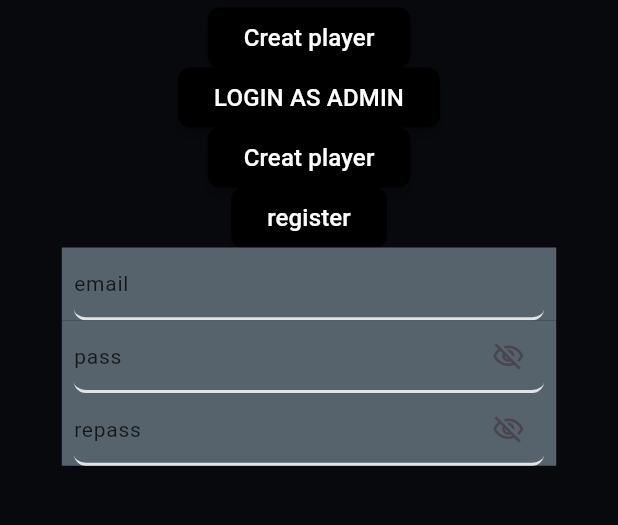
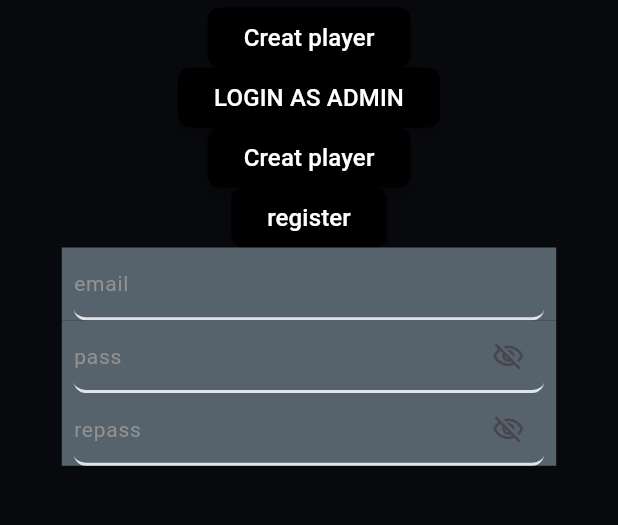
Before and after one commit to nikitakudinov/sprt, a Flutter app: the screen it shows after launch, on a phone screen of 412 x 824 dp, the part 84-609 px from its top. Run offline on Flutter 3.47's test engine with Material 3 defaults, Android fonts, the phone set to English and light mode, and no system bars; drawn by our look-alikes of auto_size_text; our stand-ins replace equatable, file_picker, font_awesome_flutter, from_css_color, go_router, google_fonts and 7 more; missing offline and left inert: json_path, mime_type; accounts and stored records are empty; network calls fail.

Commit message:
Updating to latest FlutterFlow output.

```diff
--- a/lib/flutter_flow/flutter_flow_theme.dart
+++ b/lib/flutter_flow/flutter_flow_theme.dart
@@ -127,14 +127,14 @@ class LightModeTheme extends FlutterFlowTheme {
 
   late Color primary = const Color(0xFF000000);
   late Color secondary = const Color(0xFF090909);
-  late Color tertiary = const Color(0xFF028100);
+  late Color tertiary = const Color(0xFF00D2FF);
   late Color alternate = const Color(0xFFE0E3E7);
-  late Color primaryText = const Color(0xFF14181B);
+  late Color primaryText = const Color(0xFF929292);
   late Color secondaryText = const Color(0xFF57636C);
   late Color primaryBackground = const Color(0xFF08090D);
   late Color secondaryBackground = const Color(0xFFFFFFFF);
-  late Color accent1 = const Color(0xFFC38B00);
-  late Color accent2 = const Color(0x4D39D2C0);
+  late Color accent1 = const Color(0xFF88C300);
+  late Color accent2 = const Color(0x4D4B4B4B);
   late Color accent3 = const Color(0x4DEE8B60);
   late Color accent4 = const Color(0xCCFFFFFF);
   late Color success = const Color(0xFF249689);
```
